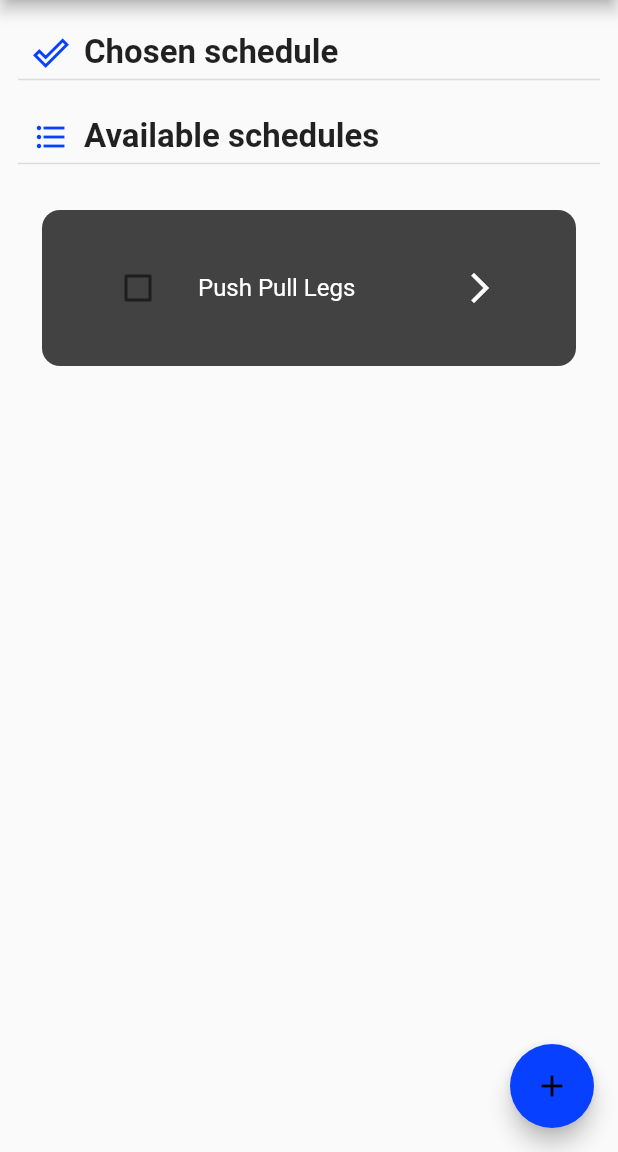
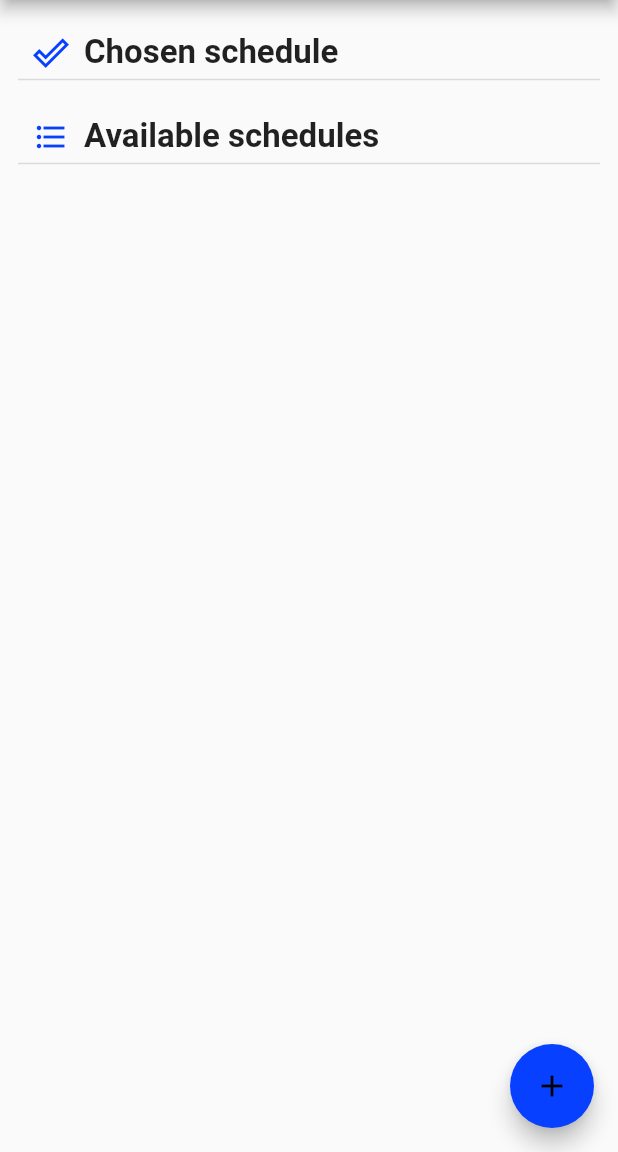
Before and after one commit to WillHAdair/WorkoutApplication, a Flutter app: the SchedulesPage screen opened directly, on a phone screen of 412 x 824 dp, the part 84-1236 px from its top. Run offline on Flutter 3.47's test engine with Material 2 defaults, Android fonts, the light colour scheme and no system bars; drawn by our look-alikes of flutter_slidable; our stand-ins replace flutter_heatmap_calendar, google_nav_bar, hive, hive_flutter, simple_circular_progress_bar, table_calendar; accounts and stored records are empty.

Commit message:
Deleted starter data to ensure proper error handling

```diff
--- a/lib/data/schedule_data.dart
+++ b/lib/data/schedule_data.dart
@@ -3,64 +3,12 @@ import 'package:workout_app/data/hive_database.dart';
 import 'package:workout_app/data/workout_data.dart';
 import 'package:workout_app/datetime/date_timedata.dart';
 import 'package:workout_app/models/constants.dart';
-import 'package:workout_app/models/exercise.dart';
 import 'package:workout_app/models/schedule.dart';
 import 'package:workout_app/models/workout.dart';
-import 'package:workout_app/models/workout_set.dart';
 
 class ScheduleData extends ChangeNotifier {
-
   final db = HiveDatabase();
-  List<Schedule> scheduleList = [
-    Schedule(name: 'Push Pull Legs', period: 2, workouts: [
-      Workout(name: "Push", exercises: [
-        Exercise(
-          name: 'Incline Press',
-          sets: [
-            WorkoutSet(
-              weight: "100",
-              reps: "10",
-              isCompleted: false
-            ),
-            WorkoutSet(
-              weight: "155",
-              reps: "10",
-              isCompleted: false
-            ),
-            WorkoutSet(
-              weight: "165",
-              reps: "10",
-              isCompleted: false
-            ),
-          ],
-          isCompleted: false,
-        )
-      ]),
-      Workout(name: "Pull", exercises: [
-        Exercise(
-          name: 'Barbell row',
-          sets: [
-            WorkoutSet(
-              weight: "100",
-              reps: "10",
-              isCompleted: false
-            ),
-            WorkoutSet(
-              weight: "155",
-              reps: "10",
-              isCompleted: false
-            ),
-            WorkoutSet(
-              weight: "165",
-              reps: "10",
-              isCompleted: false
-            ),
-          ],
-          isCompleted: false,
-        )
-      ])
-    ])
-  ];
+  List<Schedule> scheduleList = [];
 
   // Initialization
   void initializeScheduleList() {
@@ -90,14 +38,16 @@ class ScheduleData extends ChangeNotifier {
 
   // Add Schedules
   void addSchedule(String scheduleName) {
-    Schedule newSchedule = Schedule(name: scheduleName, period: 0, workouts: []);
+    Schedule newSchedule =
+        Schedule(name: scheduleName, period: 0, workouts: []);
     scheduleList.add(newSchedule);
 
     notifyListeners();
   }
 
   void addWorkoutsToDay(DateTime day, List<Workout> workouts) {
-    db.addWorkoutsToDay(convertDateTimeToString(day), workouts.map((workout) => workout.name).toList());
+    db.addWorkoutsToDay(convertDateTimeToString(day),
+        workouts.map((workout) => workout.name).toList());
     notifyListeners();
   }
 
@@ -116,7 +66,8 @@ class ScheduleData extends ChangeNotifier {
     db.saveSchedule(newName, relevantSchedule);
   }
 
-  void editSchedule(String name, int period, List<Workout> workouts, bool? isCCurrent) {
+  void editSchedule(
+      String name, int period, List<Workout> workouts, bool? isCCurrent) {
     Schedule schedule = getRelevantSchedule(name);
     schedule.period = period;
     schedule.workouts = workouts;
@@ -140,10 +91,11 @@ class ScheduleData extends ChangeNotifier {
 
   List<Workout> getWorkoutsForDay(DateTime day) {
     List<Workout> dailyWorkouts = [];
-    List<String> workoutNames = db.getWorkoutsForDay(convertDateTimeToString(day));
+    List<String> workoutNames =
+        db.getWorkoutsForDay(convertDateTimeToString(day));
     if (workoutNames.isEmpty) {
       // TODO: remove when schedule is made
-    return [WorkoutData().getWorkoutList()[0]];
+      return [WorkoutData().getWorkoutList()[0]];
     }
     for (String workout in workoutNames) {
       Workout? w = WorkoutData().getRelevantWorkout(workout);
--- a/lib/data/workout_data.dart
+++ b/lib/data/workout_data.dart
@@ -15,53 +15,7 @@ class WorkoutData extends ChangeNotifier {
   Map<DateTime, int> heatMapDataSet = {};
   final db = HiveDatabase();
 
-  List<Workout> workoutList = [
-    Workout(name: "Upper body", exercises: [
-      Exercise(
-        name: 'Bench',
-        sets: [
-          WorkoutSet(weight: "100", reps: "10", isCompleted: false),
-          WorkoutSet(weight: "155", reps: "10", isCompleted: false),
-          WorkoutSet(weight: "165", reps: "10", isCompleted: false),
-        ],
-        isCompleted: false,
-      ),
-    ]),
-    Workout(name: "Lower Body", exercises: [
-      Exercise(
-        name: 'Deadlift',
-        sets: [
-          WorkoutSet(weight: "200", reps: "10", isCompleted: false),
-          WorkoutSet(weight: "255", reps: "10", isCompleted: false),
-          WorkoutSet(weight: "265", reps: "10", isCompleted: false),
-        ],
-        isCompleted: false,
-      ),
-    ]),
-    Workout(name: "Push", exercises: [
-      Exercise(
-        name: 'Incline Press',
-        sets: [
-          WorkoutSet(weight: "100", reps: "10", isCompleted: false),
-          WorkoutSet(weight: "155", reps: "10", isCompleted: false),
-          WorkoutSet(weight: "165", reps: "10", isCompleted: false),
-        ],
-        isCompleted: false,
-      )
-    ]),
-    Workout(name: "Pull", exercises: [
-      Exercise(
-        name: 'Barbell row',
-        sets: [
-          WorkoutSet(weight: "100", reps: "10", isCompleted: false),
-          WorkoutSet(weight: "155", reps: "10", isCompleted: false),
-          WorkoutSet(weight: "165", reps: "10", isCompleted: false),
-        ],
-        isCompleted: false,
-      )
-    ]),
-    Workout(name: "break", exercises: []),
-  ];
+  List<Workout> workoutList = [];
 
   // Initialization
   void initializeWorkoutList() {
@@ -105,8 +59,8 @@ class WorkoutData extends ChangeNotifier {
     return workoutList;
   }
 
-  Workout getTodaysWorkout() {
-    return workoutList[0];
+  Workout? getTodaysWorkout() {
+    return workoutList.isNotEmpty ? workoutList[0] : null;
   }
 
   Workout? getStartedWorkout() {
--- a/lib/pages/settings_page.dart
+++ b/lib/pages/settings_page.dart
@@ -58,6 +58,7 @@ class SettingsPageState extends State<SettingsPage> {
   }
 
   delete() {
+    Provider.of<SettingsData>(context, listen: false).deleteData();
     Navigator.pop(context);
   }
 
```
Also changed, not shown: lib/data/hive_database.dart (+7 -0 lines), lib/data/settings_data.dart (+27 -6 lines), lib/pages/Home/default_home_page.dart (+18 -10 lines), lib/pages/tracker/tracker_home_page.dart (+18 -8 lines).
